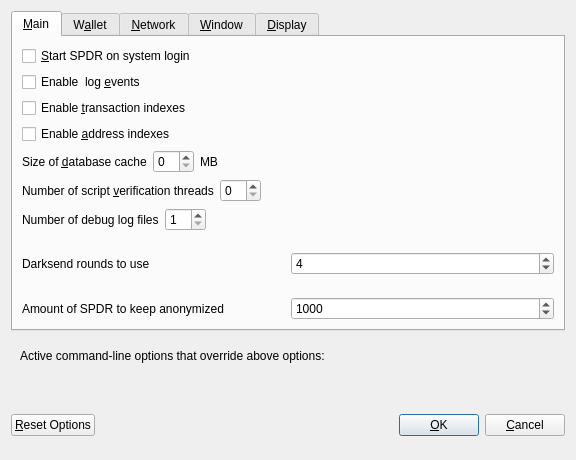
Old version of the form src/qt/forms/optionsdialog.ui in the repository Miner2212/RWTaler_RWTA.
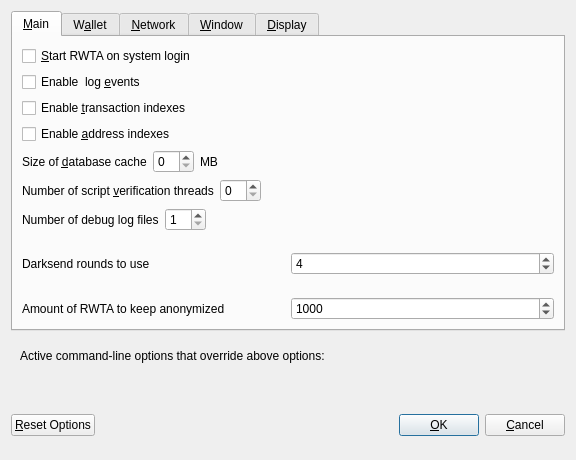
New version of the form. The open tabs and pages were chosen to show the change. Custom widgets are drawn as their Qt base class.

Commit message: SPDR_TO_RWTA

The edit to the form file:
```diff
--- a/src/qt/forms/optionsdialog.ui
+++ b/src/qt/forms/optionsdialog.ui
@@ -33,7 +33,7 @@
           <string>Automatically start SPDR after logging in to the system.</string>
          </property>
          <property name="text">
-          <string>&amp;Start SPDR on system login</string>
+          <string>&amp;Start RWTA on system login</string>
          </property>
         </widget>
        </item>
@@ -242,7 +242,7 @@
             <string notr="true"/>
            </property>
            <property name="text">
-            <string>Amount of SPDR to keep anonymized</string>
+            <string>Amount of RWTA to keep anonymized</string>
            </property>
           </widget>
          </item>
```
Left out of the diff: 8 changed lines with no effect on the pictures. The commit also changes 307 other files.
